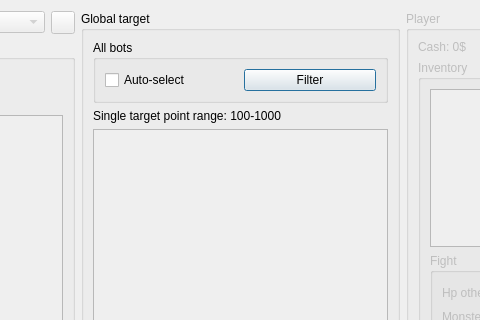
Old version of the form tools/bot-actions/BotTargetList.ui in the repository alphaonex86/CatchChallenger; both pictures show x 596 to 1076 and y 0 to 320 of the 1313 by 762 pixel window.
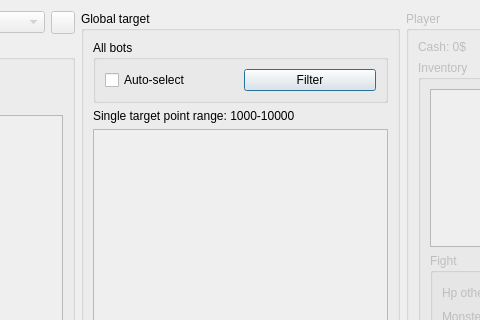
New version of the form. Icons and pictures are not drawn.

Commit message: [Change] Normalise the bot action point, choose into max range (tools)

```diff
--- a/tools/bot-actions/BotTargetList.ui
+++ b/tools/bot-actions/BotTargetList.ui
@@ -271,7 +271,7 @@
         <item>
          <widget class="QLabel" name="label_4">
           <property name="text">
-           <string>Single target point range: 100-1000</string>
+           <string>Single target point range: 1000-10000</string>
           </property>
          </widget>
         </item>
```
The commit also changes 4 other files.
